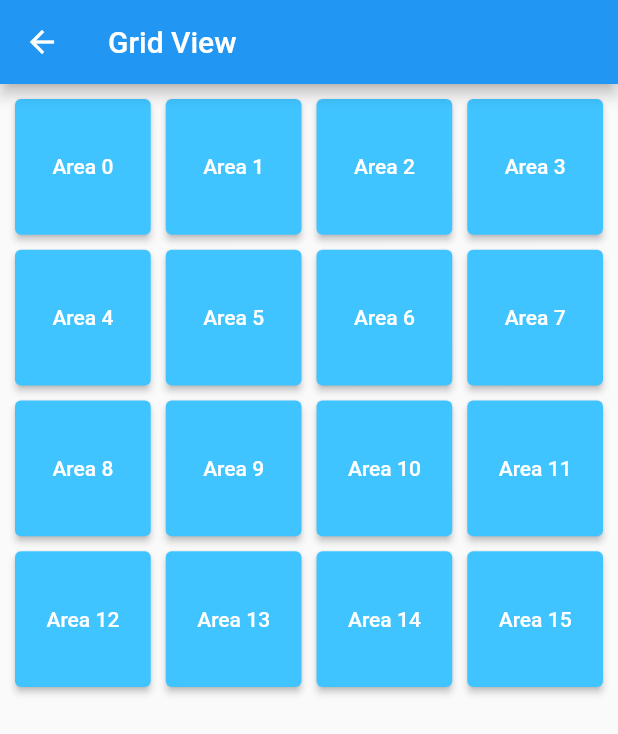
After one commit to iamrajdev/Flutter_intermediate_example, a Flutter app: the screen it shows after launch, after a tap on "Grid View", on a phone screen of 412 x 824 dp. The commit adds this screen. Shown: the top 734 px of the screen. Run offline on Flutter 3.47's test engine with Material 2 defaults, Android fonts, the phone set to English and light mode, and no system bars; our stand-ins replace device_preview.

Commit message:
Add: Grid view game

```diff
--- /dev/null
+++ b/lib/grid_view/grid_view.dart
@@ -0,0 +1,76 @@
+import 'dart:math';
+
+import 'package:flutter/material.dart';
+
+import 'model/area_model.dart';
+
+class GridViewExample extends StatefulWidget {
+  const GridViewExample({Key? key}) : super(key: key);
+
+  @override
+  State<GridViewExample> createState() => _GridViewExampleState();
+}
+
+class _GridViewExampleState extends State<GridViewExample> {
+  late int _location;
+  final List<Area> _areas = <Area>[];
+
+  @override
+  void initState() {
+    // TODO: implement initState
+    super.initState();
+
+    for (int i = 0; i < 16; i++) {
+      _areas.add(Area(index: i, name: "Area $i"));
+    }
+
+    var rnd = Random();
+    _location = rnd.nextInt(_areas.length);
+  }
+
+  Widget _generate(int index) {
+    return GridTile(
+      child: Container(
+        padding: const EdgeInsets.all(5.0),
+        child: ElevatedButton(
+          onPressed: () => _onPressed(index),
+          style: ButtonStyle(
+              backgroundColor:
+                  MaterialStateProperty.all<Color>(_areas[index].color)),
+          child: Text(
+            _areas[index].name,
+            textAlign: TextAlign.center,
+          ),
+        ),
+      ),
+    );
+  }
+
+  void _onPressed(int index) {
+    setState(() {
+      index == _location
+          ? _areas[index].color = Colors.green
+          : _areas[index].color.red;
+    });
+  }
+
+  @override
+  Widget build(BuildContext context) {
+    return Scaffold(
+      appBar: AppBar(
+        title: const Text("Grid View"),
+      ),
+      body: GridTile(
+        child: Container(
+          padding: const EdgeInsets.all(5.0),
+          child: Center(
+            child: GridView.count(
+              crossAxisCount: 4,
+              children: List<Widget>.generate(16, _generate),
+            ),
+          ),
+        ),
+      ),
+    );
+  }
+}
--- /dev/null
+++ b/lib/grid_view/model/area_model.dart
@@ -0,0 +1,12 @@
+import 'package:flutter/material.dart';
+
+class Area {
+  int index;
+  String name;
+  Color color;
+
+  Area(
+      {this.index = -1,
+      this.name = "Area",
+      this.color = Colors.lightBlueAccent});
+}
--- a/lib/main.dart
+++ b/lib/main.dart
@@ -3,6 +3,7 @@ import 'package:flutter/foundation.dart';
 import 'package:flutter/material.dart';
 import 'package:flutter_intermediate/action_chip/action_chip_example.dart';
 import 'package:flutter_intermediate/expansion_panel/expansion_panel_example.dart';
+import 'package:flutter_intermediate/grid_view/grid_view.dart';
 import 'package:flutter_intermediate/popup_menu_button/popup_menu_button.dart';
 import 'package:flutter_intermediate/slider_indicator/slider_indicator.dart';
 import 'package:flutter_intermediate/stepper/stepper.dart';
@@ -163,6 +164,21 @@ class _HomePageState extends State<HomePage> {
                     ),
                   );
                 }),
+
+            const SizedBox(height: 20),
+
+            //Grid View
+            ElevatedButton.icon(
+                label: const Text('Grid View'),
+                icon: const Icon(Icons.arrow_right),
+                onPressed: () {
+                  Navigator.push(
+                    context,
+                    MaterialPageRoute(
+                      builder: (context) => const GridViewExample(),
+                    ),
+                  );
+                }),
           ],
         ),
       ),
```
